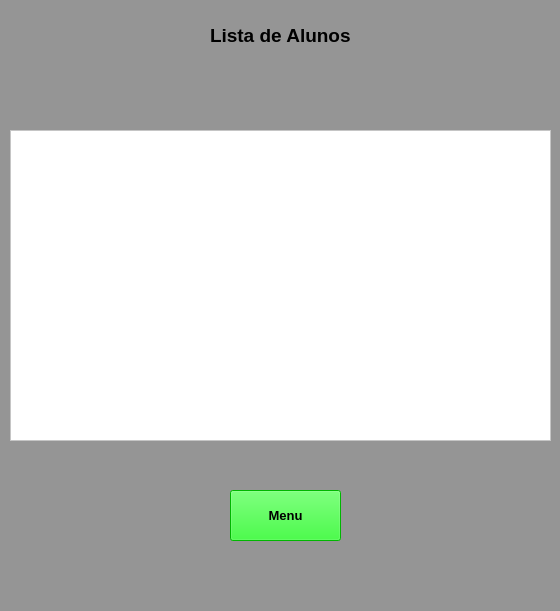
First picture: the form in tela_de_amostragem.ui, repository FearmasterATX/projeto_gym_helper, before the edit.
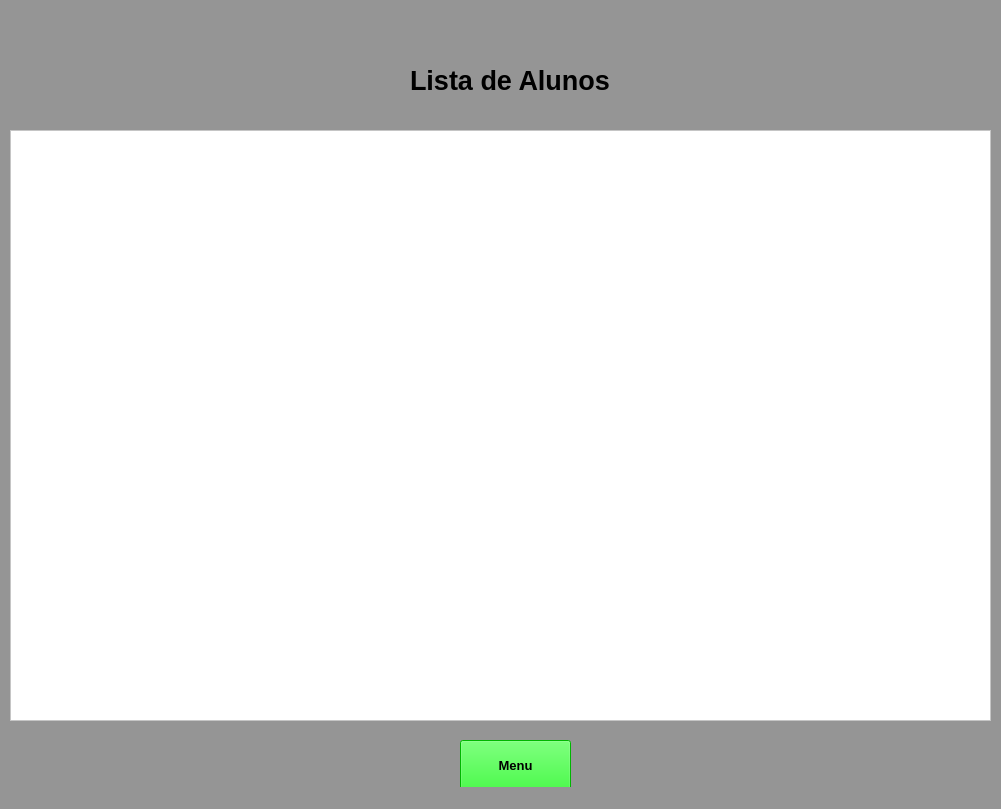
Second picture: the form after the edit.

Commit message: forma mudadas as telas no QT.

```diff
--- a/tela_de_amostragem.ui
+++ b/tela_de_amostragem.ui
@@ -6,8 +6,8 @@
    <rect>
     <x>0</x>
     <y>0</y>
-    <width>560</width>
-    <height>611</height>
+    <width>1001</width>
+    <height>809</height>
    </rect>
   </property>
   <property name="windowTitle">
@@ -22,8 +22,8 @@
      <rect>
       <x>10</x>
       <y>130</y>
-      <width>541</width>
-      <height>311</height>
+      <width>981</width>
+      <height>591</height>
      </rect>
     </property>
     <property name="styleSheet">
@@ -34,15 +34,15 @@
    <widget class="QLabel" name="label_4">
     <property name="geometry">
      <rect>
-      <x>210</x>
-      <y>20</y>
-      <width>151</width>
-      <height>31</height>
+      <x>410</x>
+      <y>50</y>
+      <width>211</width>
+      <height>61</height>
      </rect>
     </property>
     <property name="font">
      <font>
-      <pointsize>14</pointsize>
+      <pointsize>20</pointsize>
       <weight>75</weight>
       <bold>true</bold>
      </font>
@@ -54,8 +54,8 @@
    <widget class="QPushButton" name="pushButton_4">
     <property name="geometry">
      <rect>
-      <x>230</x>
-      <y>490</y>
+      <x>460</x>
+      <y>740</y>
       <width>111</width>
       <height>51</height>
      </rect>
```
The commit also changes 2 other files.
